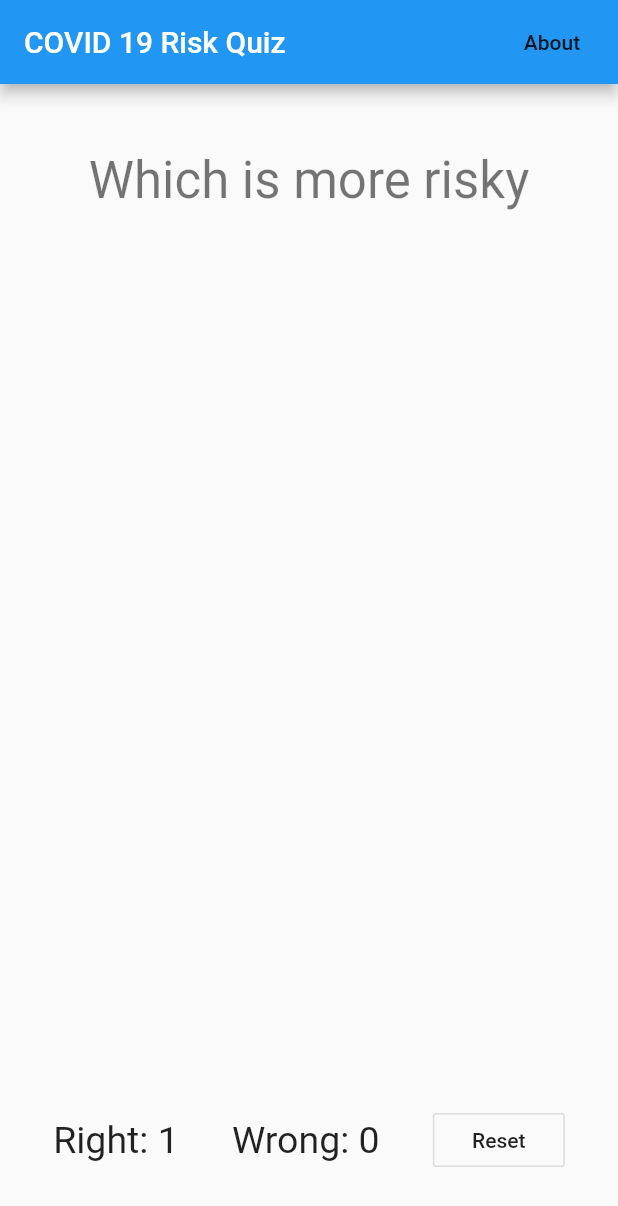
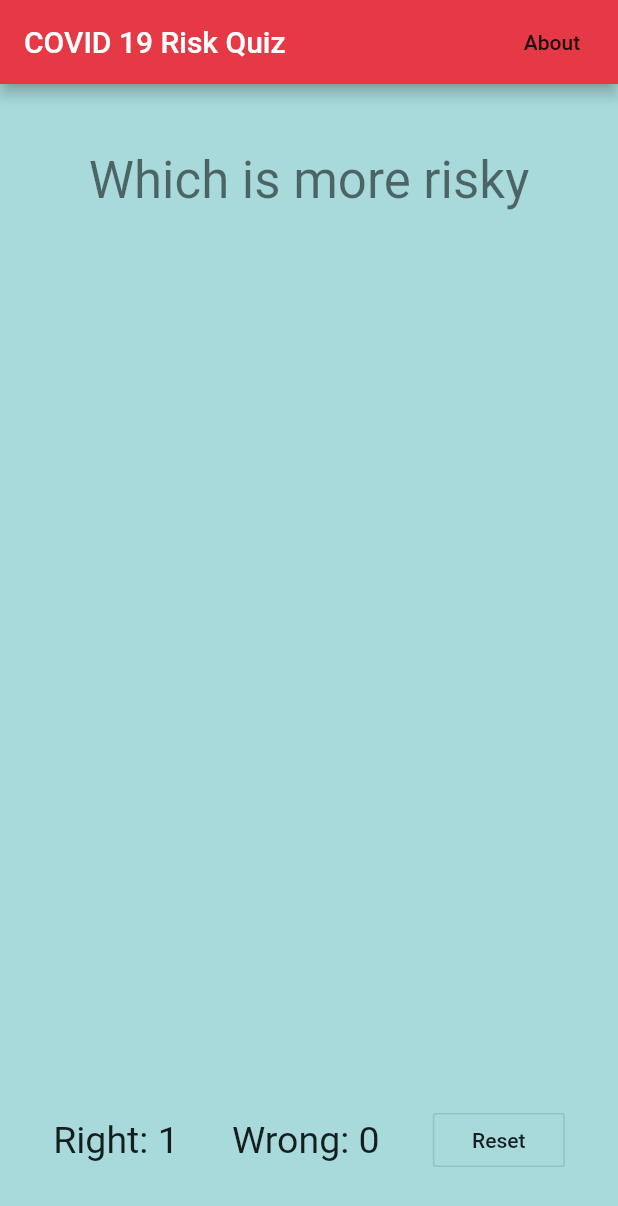
Before and after one commit to mampersat/covid-quiz, a Flutter app: the screen it shows after launch, after a tap on "Attending a religious service with 500 w", on a phone screen of 412 x 824 dp. Shown: the top 1206 px of the screen. Run offline on Flutter 3.47's test engine with Material 2 defaults, Android fonts, the phone set to English and light mode, and no system bars.

Commit message:
themes and startup bug fix

```diff
--- a/lib/constants.dart
+++ b/lib/constants.dart
@@ -1,3 +1,26 @@
+import 'package:flutter/material.dart';
+
+// literl wings
+//var pallet = ["ff9f1c", "ffbf69", "ffffff", "008800", "00b300"];
+
+// Anna's bedroom and yellow
+//var pallet = ["fbb02d", "f3de2c", "7cb518", "5c8001", "fbb02d"];
+
+// Most popular
+//var pallet = ["264653", "2a9d8f", "e9c46a", "f4a261", "e76f51"];
+
+// 2nd most popular
+var pallet = ["e63946", "f1faee", "a8dadc", "457b9d", "1d3557"];
+
+// Mallard
+//var pallet = ["606c38", "283618", "fefae0", "F5E7D6", "bc6c25"];
+
+Color kPrimaryColor = Color(int.parse('ff' + pallet[0], radix: 16));
+Color kAccentColor = Color(int.parse('ff' + pallet[1], radix: 16));
+Color kBackgroundColor = Color(int.parse('ff' + pallet[2], radix: 16));
+Color kColor1 = Color(int.parse('ff' + pallet[3], radix: 16));
+Color kColor2 = Color(int.parse('ff' + pallet[4], radix: 16));
+
 class Risk {
   int value;
   String title;
--- a/lib/main.dart
+++ b/lib/main.dart
@@ -14,8 +14,16 @@ class MyApp extends StatelessWidget {
     return MaterialApp(
       title: 'Risk Quiz',
       theme: ThemeData(
-        primarySwatch: Colors.blue,
-        visualDensity: VisualDensity.adaptivePlatformDensity,
+        //).dark().copyWith(
+        scaffoldBackgroundColor: kBackgroundColor,
+        backgroundColor: kBackgroundColor,
+        primaryColor: kPrimaryColor,
+        //accentColor: Color(0xff283618),
+        buttonColor: kColor2,
+        sliderTheme: SliderThemeData(
+          thumbColor: kPrimaryColor,
+          activeTrackColor: kAccentColor,
+        ),
       ),
       initialRoute: 'home',
       routes: {
@@ -55,19 +63,22 @@ class _MyHomePageState extends State<MyHomePage>
     });
   }
 
-  void setQuestion() {
-    setState(() {
-      color1 = Theme.of(context).canvasColor;
-      color2 = Theme.of(context).canvasColor;
-
+  void setQuestion({animate = true}) {
     risk1 = risks[random.nextInt(risks.length)];
     do {
       risk2 = risks[random.nextInt(risks.length)];
     } while (risk1 == risk2 || risk1.value == risk2.value);
 
     correctRisk = risk1.value > risk2.value ? risk1 : risk2;
+
+    if (animate) {
+      setState(() {
+        color1 = Theme.of(context).canvasColor;
+        color2 = Theme.of(context).canvasColor;
+
         _controller.reverse();
       });
+    }
   }
 
   void checkAnswer(risk) async {
@@ -110,6 +121,7 @@ class _MyHomePageState extends State<MyHomePage>
         setQuestion();
       }
     });
+
     _offsetAnimation = Tween<Offset>(
       begin: Offset.zero,
       end: const Offset(1.5, 0.0),
@@ -126,7 +138,7 @@ class _MyHomePageState extends State<MyHomePage>
       curve: Curves.easeInBack,
     ));
 
-    setQuestion();
+    setQuestion(animate: false);
   }
 
   @override
```
Lines whose indentation alone changed are shown as unchanged.
